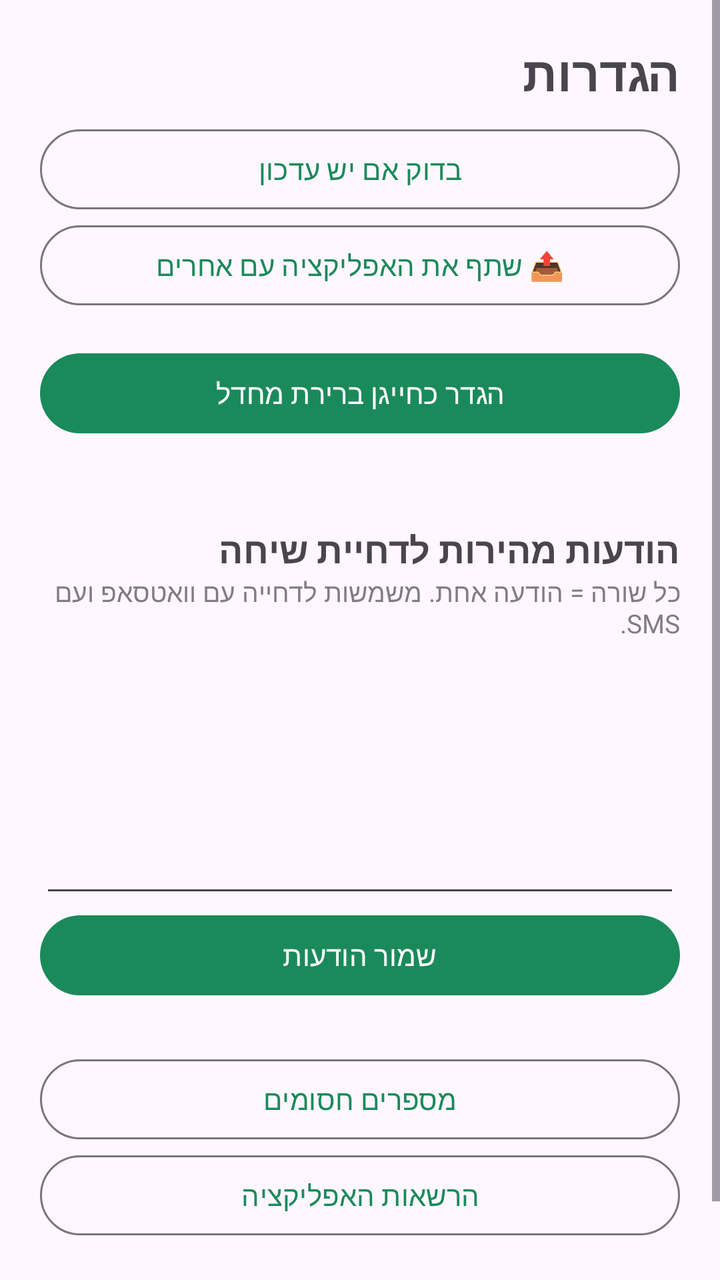
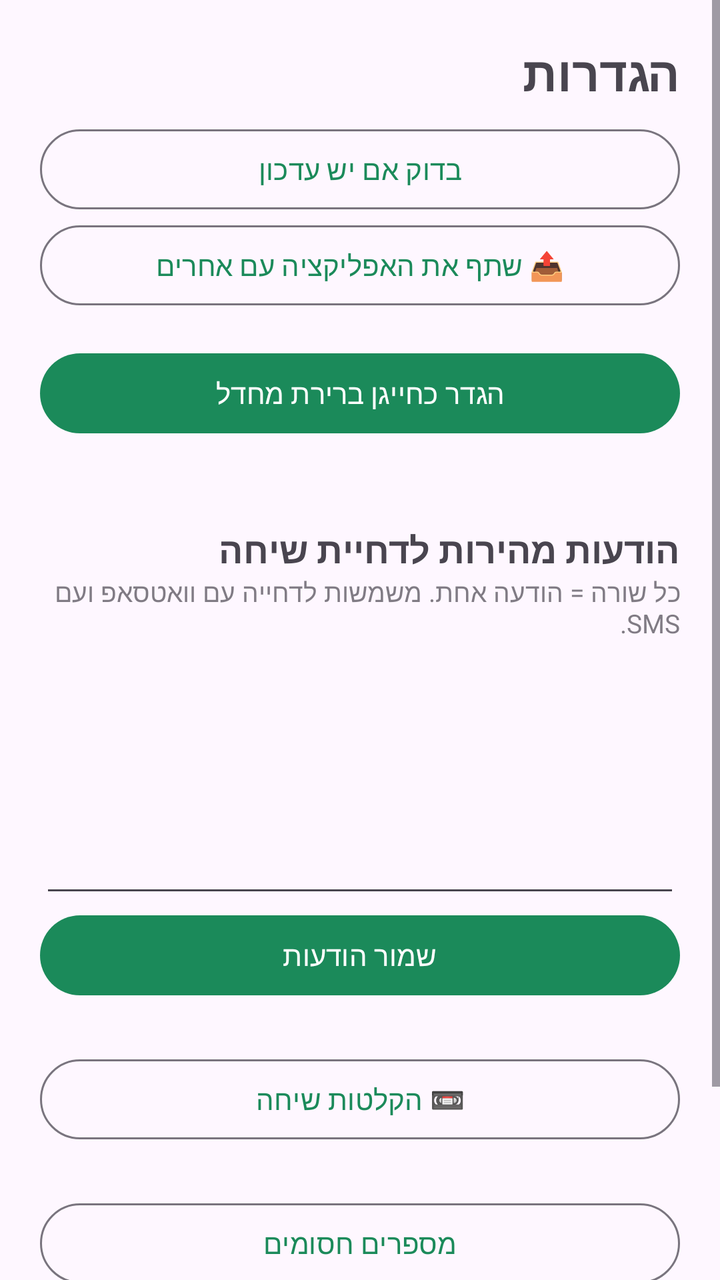

Compare the two renders of this Android layout. The source of the first and the diff that turns it into the second are given below.
<!-- AndroidManifest.xml: application theme Theme.Dialer -->
<!-- res/layout/activity_settings.xml -->
<?xml version="1.0" encoding="utf-8"?>
<ScrollView xmlns:android="http://schemas.android.com/apk/res/android"
    xmlns:app="http://schemas.android.com/apk/res-auto"
    android:layout_width="match_parent"
    android:layout_height="match_parent"
    android:fitsSystemWindows="true">

    <LinearLayout
        android:layout_width="match_parent"
        android:layout_height="wrap_content"
        android:orientation="vertical"
        android:padding="20dp">

        <TextView
            android:layout_width="match_parent"
            android:layout_height="wrap_content"
            android:text="הגדרות"
            android:textSize="24sp"
            android:textStyle="bold" />

        <com.google.android.material.button.MaterialButton
            android:id="@+id/btnUpdate"
            android:layout_width="match_parent"
            android:layout_height="wrap_content"
            android:layout_marginTop="16dp"
            android:text="🔴 עדכון זמין — עדכן עכשיו"
            android:textColor="@android:color/white"
            android:visibility="gone"
            app:backgroundTint="#FFE53935" />

        <com.google.android.material.button.MaterialButton
            android:id="@+id/btnCheckUpdate"
            style="@style/Widget.Material3.Button.OutlinedButton"
            android:layout_width="match_parent"
            android:layout_height="wrap_content"
            android:layout_marginTop="8dp"
            android:text="בדוק אם יש עדכון" />

        <com.google.android.material.button.MaterialButton
            android:id="@+id/btnShareApp"
            style="@style/Widget.Material3.Button.OutlinedButton"
            android:layout_width="match_parent"
            android:layout_height="wrap_content"
            android:text="📤 שתף את האפליקציה עם אחרים" />

        <com.google.android.material.button.MaterialButton
            android:id="@+id/btnDefault"
            android:layout_width="match_parent"
            android:layout_height="wrap_content"
            android:layout_marginTop="16dp"
            android:text="הגדר כחייגן ברירת מחדל" />

        <TextView
            android:id="@+id/defaultStatus"
            android:layout_width="match_parent"
            android:layout_height="wrap_content"
            android:textSize="13sp" />

        <TextView
            android:layout_width="match_parent"
            android:layout_height="wrap_content"
            android:layout_marginTop="24dp"
            android:text="הודעות מהירות לדחיית שיחה"
            android:textSize="18sp"
            android:textStyle="bold" />

        <TextView
            android:layout_width="match_parent"
            android:layout_height="wrap_content"
            android:alpha="0.7"
            android:text="כל שורה = הודעה אחת. משמשות לדחייה עם וואטסאפ ועם SMS."
            android:textSize="13sp" />

        <EditText
            android:id="@+id/editMessages"
            android:layout_width="match_parent"
            android:layout_height="wrap_content"
            android:layout_marginTop="8dp"
            android:gravity="top|start"
            android:inputType="textMultiLine|textCapSentences"
            android:minLines="5" />

        <com.google.android.material.button.MaterialButton
            android:id="@+id/btnSave"
            android:layout_width="match_parent"
            android:layout_height="wrap_content"
            android:text="שמור הודעות" />

        <com.google.android.material.button.MaterialButton
            android:id="@+id/btnBlocked"
            style="@style/Widget.Material3.Button.OutlinedButton"
            android:layout_width="match_parent"
            android:layout_height="wrap_content"
            android:layout_marginTop="24dp"
            android:text="מספרים חסומים" />

        <com.google.android.material.button.MaterialButton
            android:id="@+id/btnAppSettings"
            style="@style/Widget.Material3.Button.OutlinedButton"
            android:layout_width="match_parent"
            android:layout_height="wrap_content"
            android:text="הרשאות האפליקציה" />

        <TextView
            android:id="@+id/versionText"
            android:layout_width="match_parent"
            android:layout_height="wrap_content"
            android:layout_marginTop="24dp"
            android:alpha="0.6"
            android:gravity="center"
            android:textSize="12sp" />
    </LinearLayout>
</ScrollView>
<!-- resources referenced by this layout -->
<resources>
  <style name="Theme.Dialer" parent="Theme.Material3.DayNight.NoActionBar">
          <item name="colorPrimary">@color/brand</item>
          <item name="colorSecondary">@color/brand</item>
          <item name="android:statusBarColor">?android:attr/colorBackground</item>
      </style>
  <color name="brand">#FF1B8A5A</color>
</resources>

<!-- the commit's change to res/layout/activity_settings.xml (unified diff, before → after) -->
@@ -87,6 +87,14 @@
             android:text="שמור הודעות" />
 
         <com.google.android.material.button.MaterialButton
+            android:id="@+id/btnRecordings"
+            style="@style/Widget.Material3.Button.OutlinedButton"
+            android:layout_width="match_parent"
+            android:layout_height="wrap_content"
+            android:layout_marginTop="24dp"
+            android:text="📼 הקלטות שיחה" />
+
+        <com.google.android.material.button.MaterialButton
             android:id="@+id/btnBlocked"
             style="@style/Widget.Material3.Button.OutlinedButton"
             android:layout_width="match_parent"
